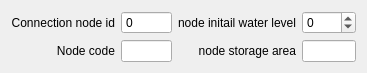
Qt form threedi_model_builder/forms/ui/connection_node.ui (nens/threedi-schematisation-editor) before a commit.
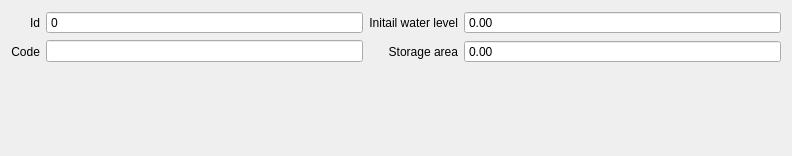
The same form after that commit. Custom widgets are drawn as their Qt base class.

Commit message: Custom forms for connection node, manhole and pipe

```diff
--- a/threedi_model_builder/forms/ui/connection_node.ui
+++ b/threedi_model_builder/forms/ui/connection_node.ui
@@ -6,8 +6,8 @@
    <rect>
     <x>0</x>
     <y>0</y>
-    <width>356</width>
-    <height>64</height>
+    <width>792</width>
+    <height>156</height>
    </rect>
   </property>
   <property name="windowTitle">
@@ -17,81 +17,137 @@
    <item row="0" column="0">
     <widget class="QLabel" name="label_7">
      <property name="text">
-      <string>Connection node id</string>
+      <string>Id</string>
      </property>
      <property name="alignment">
       <set>Qt::AlignRight|Qt::AlignTrailing|Qt::AlignVCenter</set>
      </property>
     </widget>
    </item>
-   <item row="0" column="1">
-    <widget class="QSpinBox" name="sbox_conn_node_id">
-     <property name="readOnly">
-      <bool>true</bool>
+   <item row="1" column="2">
+    <widget class="QLabel" name="label_14">
+     <property name="text">
+      <string>Storage area</string>
      </property>
-     <property name="buttonSymbols">
-      <enum>QAbstractSpinBox::NoButtons</enum>
+     <property name="alignment">
+      <set>Qt::AlignRight|Qt::AlignTrailing|Qt::AlignVCenter</set>
      </property>
-     <property name="maximum">
-      <number>9999999</number>
+    </widget>
+   </item>
+   <item row="1" column="1">
+    <widget class="QLineEdit" name="code">
+     <property name="sizePolicy">
+      <sizepolicy hsizetype="Expanding" vsizetype="Fixed">
+       <horstretch>0</horstretch>
+       <verstretch>0</verstretch>
+      </sizepolicy>
      </property>
     </widget>
    </item>
    <item row="0" column="2">
     <widget class="QLabel" name="label_13">
      <property name="text">
-      <string>node initail water level</string>
+      <string>Initail water level</string>
      </property>
      <property name="alignment">
       <set>Qt::AlignRight|Qt::AlignTrailing|Qt::AlignVCenter</set>
      </property>
     </widget>
    </item>
-   <item row="0" column="3">
-    <widget class="QSpinBox" name="spinBox">
-     <property name="minimum">
-      <number>-100</number>
-     </property>
-     <property name="maximum">
-      <number>9000</number>
-     </property>
-    </widget>
-   </item>
    <item row="1" column="0">
     <widget class="QLabel" name="label_8">
      <property name="text">
-      <string>Node code</string>
+      <string>Code</string>
      </property>
      <property name="alignment">
       <set>Qt::AlignRight|Qt::AlignTrailing|Qt::AlignVCenter</set>
      </property>
     </widget>
    </item>
-   <item row="1" column="1">
-    <widget class="QLineEdit" name="edit_node_code"/>
+   <item row="2" column="1">
+    <spacer name="verticalSpacer">
+     <property name="orientation">
+      <enum>Qt::Vertical</enum>
+     </property>
+     <property name="sizeHint" stdset="0">
+      <size>
+       <width>20</width>
+       <height>40</height>
+      </size>
+     </property>
+    </spacer>
    </item>
-   <item row="1" column="2">
-    <widget class="QLabel" name="label_14">
-     <property name="text">
-      <string>node storage area</string>
+   <item row="0" column="1">
+    <widget class="QgsSpinBox" name="id">
+     <property name="sizePolicy">
+      <sizepolicy hsizetype="Expanding" vsizetype="Fixed">
+       <horstretch>0</horstretch>
+       <verstretch>0</verstretch>
+      </sizepolicy>
      </property>
-     <property name="alignment">
-      <set>Qt::AlignRight|Qt::AlignTrailing|Qt::AlignVCenter</set>
+     <property name="readOnly">
+      <bool>true</bool>
+     </property>
+     <property name="buttonSymbols">
+      <enum>QAbstractSpinBox::NoButtons</enum>
+     </property>
+     <property name="maximum">
+      <number>999999999</number>
+     </property>
+    </widget>
+   </item>
+   <item row="0" column="3">
+    <widget class="QgsDoubleSpinBox" name="initial_waterlevel">
+     <property name="sizePolicy">
+      <sizepolicy hsizetype="Expanding" vsizetype="Fixed">
+       <horstretch>0</horstretch>
+       <verstretch>0</verstretch>
+      </sizepolicy>
+     </property>
+     <property name="buttonSymbols">
+      <enum>QAbstractSpinBox::NoButtons</enum>
+     </property>
+     <property name="minimum">
+      <double>-99999999.000000000000000</double>
+     </property>
+     <property name="maximum">
+      <double>999999999.000000000000000</double>
      </property>
     </widget>
    </item>
    <item row="1" column="3">
-    <widget class="QLineEdit" name="edit_node_storage_area">
-     <property name="cursor">
-      <cursorShape>IBeamCursor</cursorShape>
+    <widget class="QgsDoubleSpinBox" name="storage_area">
+     <property name="sizePolicy">
+      <sizepolicy hsizetype="Expanding" vsizetype="Fixed">
+       <horstretch>0</horstretch>
+       <verstretch>0</verstretch>
+      </sizepolicy>
      </property>
-     <property name="inputMethodHints">
-      <set>Qt::ImhDigitsOnly</set>
+     <property name="buttonSymbols">
+      <enum>QAbstractSpinBox::NoButtons</enum>
+     </property>
+     <property name="minimum">
+      <double>-99999999.000000000000000</double>
+     </property>
+     <property name="maximum">
+      <double>999999999.000000000000000</double>
      </property>
     </widget>
    </item>
   </layout>
  </widget>
+ <customwidgets>
+  <customwidget>
+   <class>QgsDoubleSpinBox</class>
+   <extends>QDoubleSpinBox</extends>
+   <header>qgsdoublespinbox.h</header>
+  </customwidget>
+  <customwidget>
+   <class>QgsSpinBox</class>
+   <extends>QSpinBox</extends>
+   <header>qgsspinbox.h</header>
+  </customwidget>
+ </customwidgets>
  <resources/>
  <connections/>
 </ui>
```
The commit also changes 18 other files.
